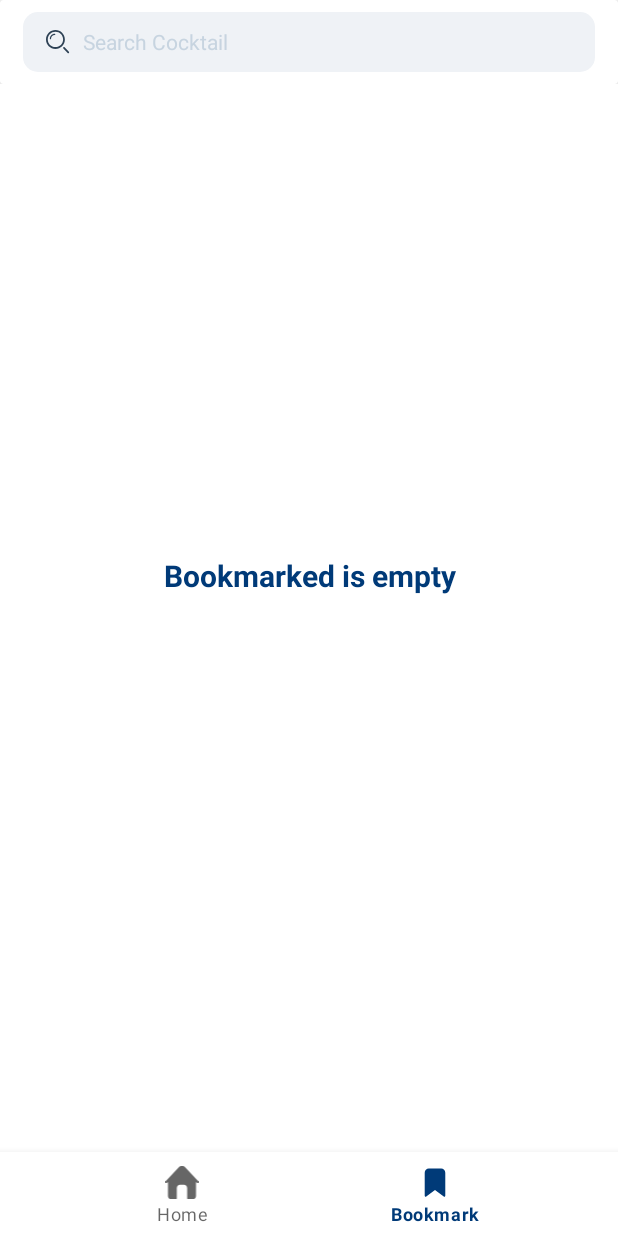
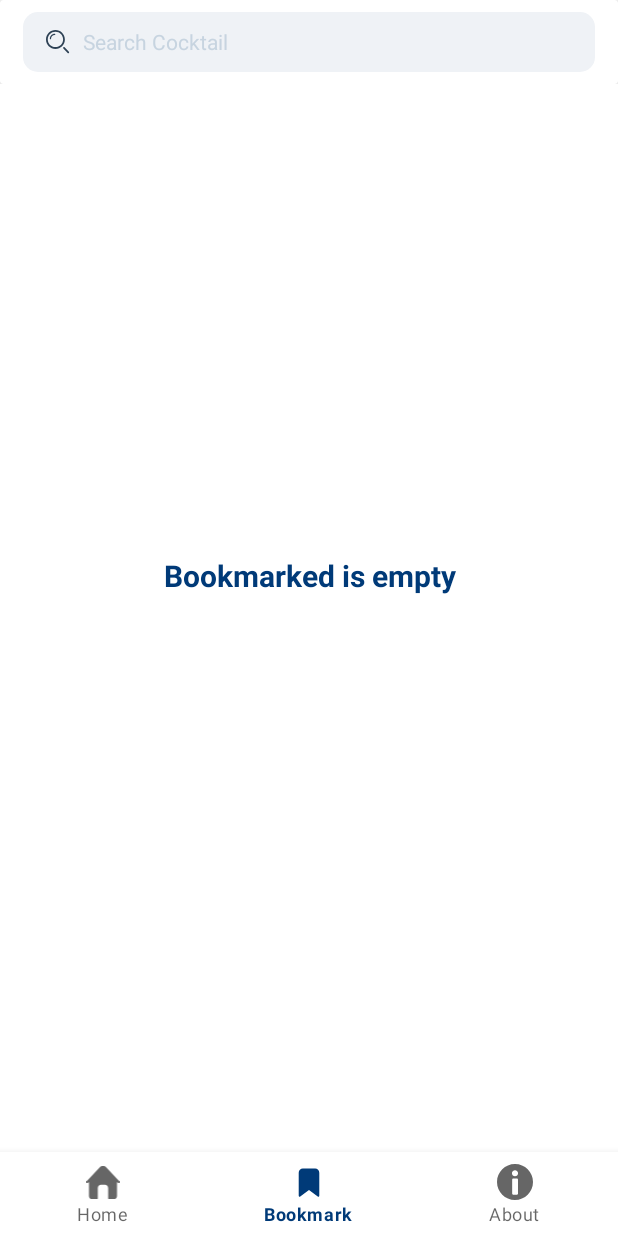
Before and after one commit to Budi77Darmawan/Android-CocktailCatalogue, an Android app: the BookmarkFragment screen opened through its navigation route, on a phone screen of 412 x 824 dp. Run offline under Robolectric (Android 15) with nearby library versions, the phone set to English and light mode, and no system bars; our stand-ins replace Dagger/Hilt's generated code, navigation-ui; 3 statements that could not run were skipped.

Commit message:
create about page

```diff
--- a/app/src/main/java/com/bddrmwan/cocktailcatalogue/main/main/MainNavigationActivity.kt
+++ b/app/src/main/java/com/bddrmwan/cocktailcatalogue/main/main/MainNavigationActivity.kt
@@ -37,7 +37,7 @@ class MainNavigationActivity : AppCompatActivity() {
         navController?.addOnDestinationChangedListener { _, destination, _ ->
             handleBottomNav()
             isRootNavigation = when (destination.id) {
-                R.id.homeFragment, R.id.bookmarkFragment -> {
+                R.id.homeFragment, R.id.bookmarkFragment, R.id.aboutFragment -> {
                     showBottomNav()
                     true
                 }
@@ -49,11 +49,11 @@ class MainNavigationActivity : AppCompatActivity() {
         }
     }
 
-    fun hideBottomNav() {
+    private fun hideBottomNav() {
         binding.bottomNav.gone()
     }
 
-    fun showBottomNav() {
+    private fun showBottomNav() {
         binding.bottomNav.visible()
     }
 
--- /dev/null
+++ b/app/src/main/res/drawable/ic_about.xml
@@ -0,0 +1,4 @@
+<vector android:height="24dp" android:viewportHeight="460"
+    android:viewportWidth="460" android:width="24dp" xmlns:android="http://schemas.android.com/apk/res/android">
+    <path android:fillColor="#FF000000" android:pathData="M230,0C102.975,0 0,102.975 0,230s102.975,230 230,230s230,-102.974 230,-230S357.025,0 230,0zM268.333,377.36c0,8.676 -7.034,15.71 -15.71,15.71h-43.101c-8.676,0 -15.71,-7.034 -15.71,-15.71V202.477c0,-8.676 7.033,-15.71 15.71,-15.71h43.101c8.676,0 15.71,7.033 15.71,15.71V377.36zM230,157c-21.539,0 -39,-17.461 -39,-39s17.461,-39 39,-39s39,17.461 39,39S251.539,157 230,157z"/>
+</vector>
--- a/app/src/main/res/menu/bottom_menu.xml
+++ b/app/src/main/res/menu/bottom_menu.xml
@@ -14,4 +14,10 @@
         android:title="@string/bookmark"
         app:showAsAction="ifRoom" />
 
+    <item
+        android:id="@+id/aboutFragment"
+        android:icon="@drawable/ic_about"
+        android:title="@string/about"
+        app:showAsAction="ifRoom" />
+
 </menu>
--- a/app/src/main/res/navigation/main_navigation.xml
+++ b/app/src/main/res/navigation/main_navigation.xml
@@ -50,4 +50,9 @@
             android:id="@+id/action_bookmarkFragment_to_detailFragment"
             app:destination="@id/detailFragment" />
     </fragment>
+    <fragment
+        android:id="@+id/aboutFragment"
+        android:name="com.bddrmwan.cocktailcatalogue.main.presentation.about.view.AboutFragment"
+        android:label="fragment_about"
+        tools:layout="@layout/fragment_about" />
 </navigation>
--- a/app/src/main/res/values/strings.xml
+++ b/app/src/main/res/values/strings.xml
@@ -22,4 +22,6 @@
     <string name="colon">:</string>
     <string name="bookmark">Bookmark</string>
     <string name="bokkmar_is_empty">Bookmarked is empty</string>
+    <string name="about">About</string>
+    <string name="about_fragment">Aplikasi by Budi Darmawan</string>
 </resources>
```
Also changed, not shown: app/build.gradle (+4 -4 lines), app/src/main/java/com/bddrmwan/cocktailcatalogue/main/presentation/about/view/AboutFragment.kt (added, +34 -0 lines), app/src/main/res/layout/fragment_about.xml (added, +18 -0 lines).
